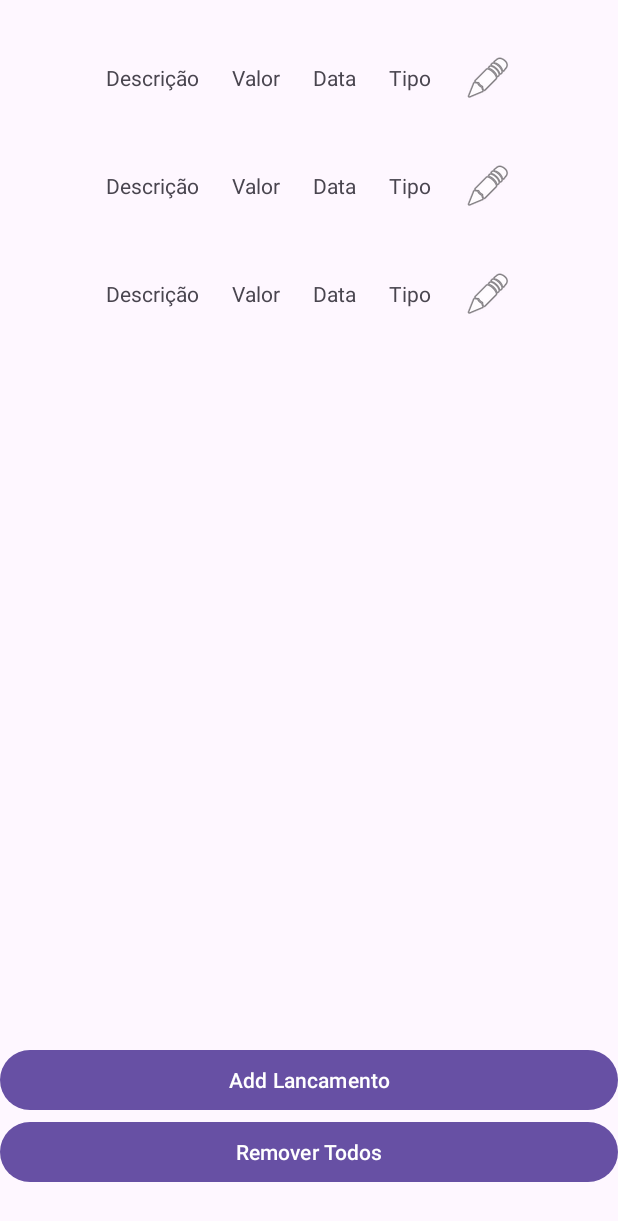
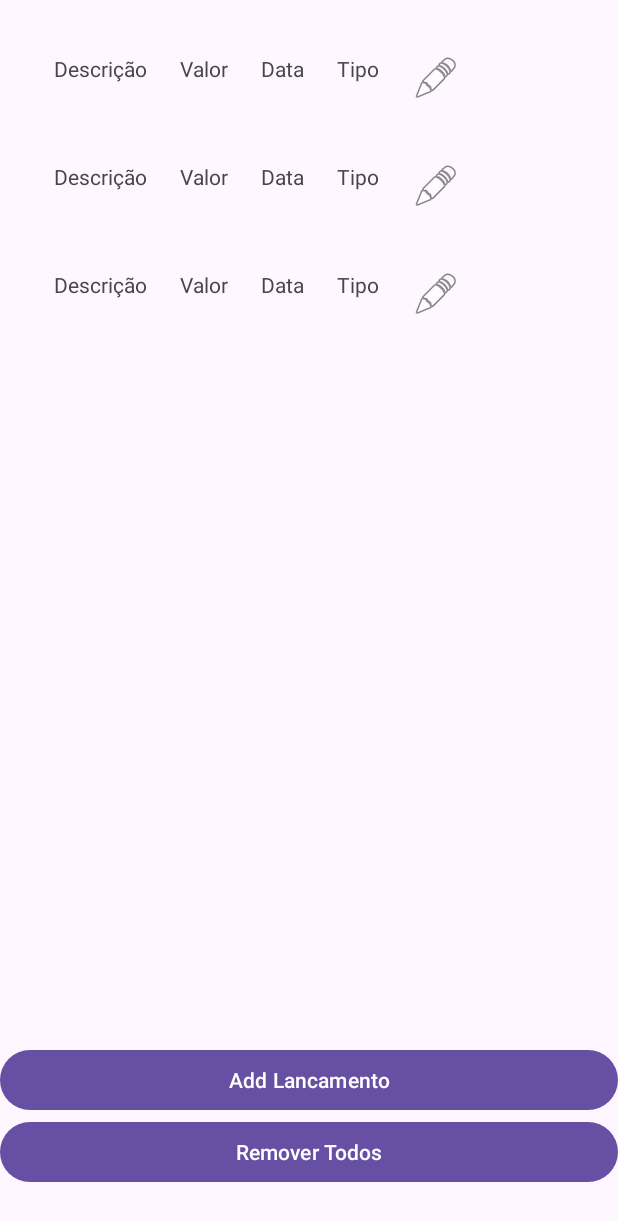
Before and after one commit to elderws/MeuCapital2, an Android app: the layout activity_main.xml on its own in the app's theme, with its tools: preview values and no code run, on a phone screen of 412 x 824 dp. Shown: the top 1221 px of the screen. Run offline under Robolectric (Android 15) with nearby library versions, the phone set to English and light mode, and no system bars.

Commit message:
Atualizacao Banco

```diff
--- a/app/src/main/res/layout/item_transaction.xml
+++ b/app/src/main/res/layout/item_transaction.xml
@@ -1,39 +1,38 @@
-<LinearLayout xmlns:android="http://schemas.android.com/apk/res/android"
+<TableLayout xmlns:android="http://schemas.android.com/apk/res/android"
     xmlns:app="http://schemas.android.com/apk/res-auto"
     xmlns:tools="http://schemas.android.com/tools"
     android:layout_width="match_parent"
     android:layout_height="wrap_content"
-    android:gravity="center"
-    android:orientation="horizontal"
     android:padding="20dp">
 
+    <TableRow>
         <TextView
             android:id="@+id/tvDescricao"
             android:layout_width="wrap_content"
             android:layout_height="wrap_content"
-        android:layout_marginEnd="22dp"
-        android:text="Descrição" />
+            android:text="Descrição"
+            android:layout_marginEnd="22dp" />
 
         <TextView
             android:id="@+id/tvValor"
             android:layout_width="wrap_content"
             android:layout_height="wrap_content"
-        android:layout_marginEnd="22dp"
-        android:text="Valor" />
+            android:text="Valor"
+            android:layout_marginEnd="22dp" />
 
         <TextView
             android:id="@+id/tvData"
             android:layout_width="wrap_content"
             android:layout_height="wrap_content"
-        android:layout_marginEnd="22dp"
-        android:text="Data" />
+            android:text="Data"
+            android:layout_marginEnd="22dp" />
 
         <TextView
             android:id="@+id/tvTipo"
             android:layout_width="wrap_content"
             android:layout_height="wrap_content"
-        android:layout_marginEnd="22dp"
-        android:text="Tipo" />
+            android:text="Tipo"
+            android:layout_marginEnd="22dp" />
 
         <ImageButton
             android:id="@+id/btnDetails"
@@ -41,5 +40,6 @@
             android:layout_height="wrap_content"
             android:background="?attr/selectableItemBackgroundBorderless"
             android:src="@android:drawable/ic_menu_edit" />
+    </TableRow>
 
-</LinearLayout>
+</TableLayout>
```
Lines whose indentation alone changed are shown as unchanged.
